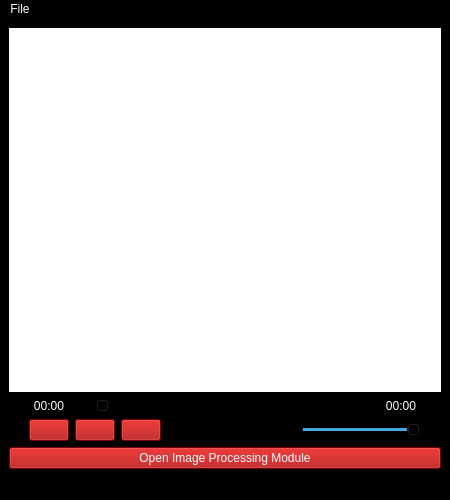
First picture: the form in GUI/ui/mediaplayer.ui, repository amrmoastafa/CVC21, before the edit.
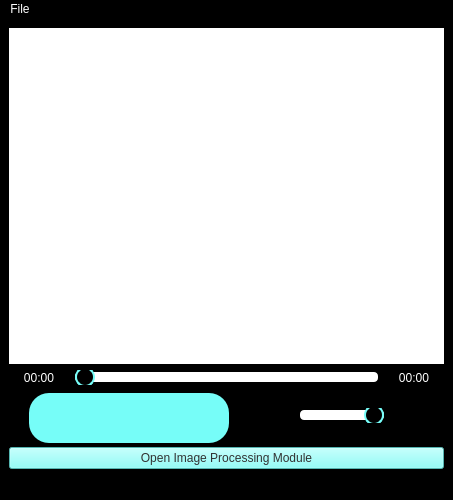
Second picture: the form after the edit. Icons and pictures are not drawn.

Commit message: Updated the UI design to a more modern one

Diff of the .ui file:
```diff
--- a/GUI/ui/mediaplayer.ui
+++ b/GUI/ui/mediaplayer.ui
@@ -6,7 +6,7 @@
    <rect>
     <x>0</x>
     <y>0</y>
-    <width>450</width>
+    <width>453</width>
     <height>500</height>
    </rect>
   </property>
@@ -43,7 +43,7 @@
        <widget class="QLabel" name="currentTime">
         <property name="minimumSize">
          <size>
-          <width>80</width>
+          <width>60</width>
           <height>0</height>
          </size>
         </property>
@@ -60,6 +60,31 @@
       </item>
       <item>
        <widget class="QSlider" name="timeSlider">
+        <property name="enabled">
+         <bool>false</bool>
+        </property>
+        <property name="styleSheet">
+         <string notr="true">QSlider::groove:horizontal { 
+	background-color: white;
+	border: 0px solid #424242; 
+	height: 10px; 
+	border-radius: 4px;
+}
+QSlider::handle:horizontal { 
+	background-color: dark-blue; 
+	border: 2px solid rgb(118, 253, 248); 
+	width: 16px; 
+	height: 20px; 
+	line-height: 20px; 
+	margin-top: -5px; 
+	margin-bottom: -5px; 
+	border-radius:10px; 
+}
+
+QSlider::handle:horizontal:hover { 
+	border-radius: 10px;
+}</string>
+        </property>
         <property name="orientation">
          <enum>Qt::Horizontal</enum>
         </property>
@@ -69,7 +94,7 @@
        <widget class="QLabel" name="totalTime">
         <property name="minimumSize">
          <size>
-          <width>80</width>
+          <width>60</width>
           <height>0</height>
          </size>
         </property>
@@ -105,9 +130,51 @@
        </spacer>
       </item>
       <item>
+       <widget class="QGroupBox" name="groupBox">
+        <property name="enabled">
+         <bool>false</bool>
+        </property>
+        <property name="sizePolicy">
+         <sizepolicy hsizetype="Fixed" vsizetype="Fixed">
+          <horstretch>2</horstretch>
+          <verstretch>2</verstretch>
+         </sizepolicy>
+        </property>
+        <property name="minimumSize">
+         <size>
+          <width>200</width>
+          <height>50</height>
+         </size>
+        </property>
+        <property name="maximumSize">
+         <size>
+          <width>74</width>
+          <height>45</height>
+         </size>
+        </property>
+        <property name="styleSheet">
+         <string notr="true">background-color: rgb(118, 253, 248);
+border-radius:20px;
+padding-left:5px;
+padding-right:5px;</string>
+        </property>
+        <property name="title">
+         <string/>
+        </property>
        <widget class="QPushButton" name="playButton">
+         <property name="geometry">
+          <rect>
+           <x>30</x>
+           <y>10</y>
+           <width>33</width>
+           <height>29</height>
+          </rect>
+         </property>
         <property name="styleSheet">
-         <string notr="true">background-color: rgb(168, 0, 0);</string>
+          <string notr="true">background-color: rgb(118, 253, 248);
+border-radius:10px;
+padding-left:5px;
+padding-right:5px;</string>
         </property>
         <property name="text">
          <string/>
@@ -117,11 +184,20 @@
           <normaloff>images/control-play.png</normaloff>images/control-play.png</iconset>
         </property>
        </widget>
-      </item>
-      <item>
        <widget class="QPushButton" name="pauseButton">
+         <property name="geometry">
+          <rect>
+           <x>90</x>
+           <y>10</y>
+           <width>33</width>
+           <height>29</height>
+          </rect>
+         </property>
         <property name="styleSheet">
-         <string notr="true">background-color: rgb(168, 0, 0);</string>
+          <string notr="true">background-color: rgb(118, 253, 248);
+border-radius:10px;
+padding-left:5px;
+padding-right:5px;</string>
         </property>
         <property name="text">
          <string/>
@@ -131,11 +207,20 @@
           <normaloff>images/control-pause.png</normaloff>images/control-pause.png</iconset>
         </property>
        </widget>
-      </item>
-      <item>
        <widget class="QPushButton" name="stopButton">
+         <property name="geometry">
+          <rect>
+           <x>150</x>
+           <y>10</y>
+           <width>33</width>
+           <height>29</height>
+          </rect>
+         </property>
         <property name="styleSheet">
-         <string notr="true">background-color: rgb(168, 0, 0);</string>
+          <string notr="true">background-color: rgb(118, 253, 248);
+border-radius:10px;
+padding-left:5px;
+padding-right:5px;</string>
         </property>
         <property name="text">
          <string/>
@@ -145,6 +230,7 @@
           <normaloff>images/control-stop-square.png</normaloff>images/control-stop-square.png</iconset>
         </property>
        </widget>
+       </widget>
       </item>
       <item>
        <spacer name="horizontalSpacer">
@@ -171,6 +257,37 @@
       </item>
       <item>
        <widget class="QSlider" name="volumeSlider">
+        <property name="enabled">
+         <bool>false</bool>
+        </property>
+        <property name="maximumSize">
+         <size>
+          <width>500</width>
+          <height>16777215</height>
+         </size>
+        </property>
+        <property name="styleSheet">
+         <string notr="true">QSlider::groove:horizontal { 
+	background-color: white;
+	border: 0px solid #424242; 
+	height: 10px; 
+	border-radius: 4px;
+}
+QSlider::handle:horizontal { 
+	background-color: dark-blue; 
+	border: 2px solid rgb(118, 253, 248); 
+	width: 16px; 
+	height: 20px; 
+	line-height: 20px; 
+	margin-top: -5px; 
+	margin-bottom: -5px; 
+	border-radius:10px; 
+}
+
+QSlider::handle:horizontal:hover { 
+	border-radius: 10px;
+}</string>
+        </property>
         <property name="maximum">
          <number>100</number>
         </property>
@@ -188,11 +305,11 @@
          <enum>Qt::Horizontal</enum>
         </property>
         <property name="sizeType">
-         <enum>QSizePolicy::Fixed</enum>
+         <enum>QSizePolicy::Preferred</enum>
         </property>
         <property name="sizeHint" stdset="0">
          <size>
-          <width>20</width>
+          <width>60</width>
           <height>20</height>
          </size>
         </property>
@@ -205,8 +322,8 @@
       <item>
        <widget class="QPushButton" name="ipmodulePushButton">
         <property name="styleSheet">
-         <string notr="true">background-color: rgb(168, 0, 0);
-color: rgb(255, 255, 255);</string>
+         <string notr="true">background-color: rgb(118, 253, 248);
+color: rgb(50, 50, 50);</string>
         </property>
         <property name="text">
          <string>Open Image Processing Module</string>
@@ -222,7 +339,7 @@
     <rect>
      <x>0</x>
      <y>0</y>
-     <width>450</width>
+     <width>453</width>
      <height>26</height>
     </rect>
    </property>
```
Lines whose indentation alone changed are shown as unchanged. The commit also changes 5 other files.
